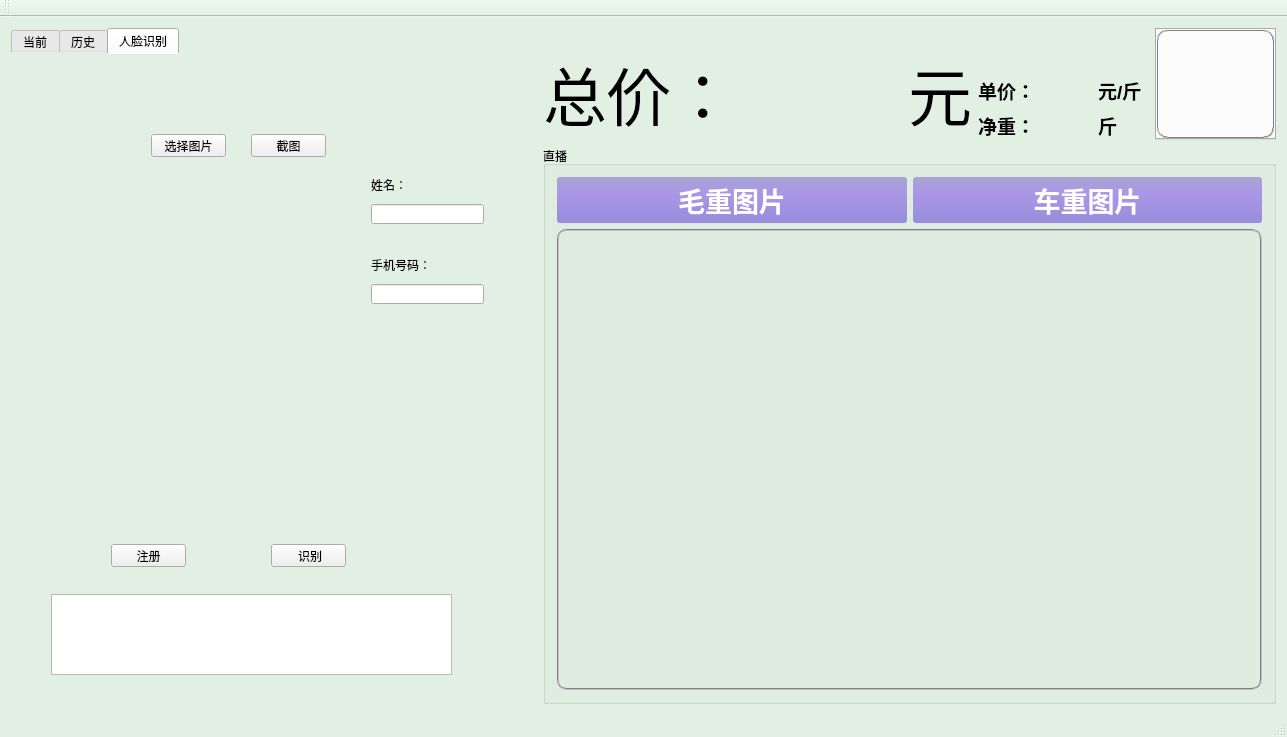
ljhuan/WasteRecycle, file wasterecycle.ui: the form before one commit.
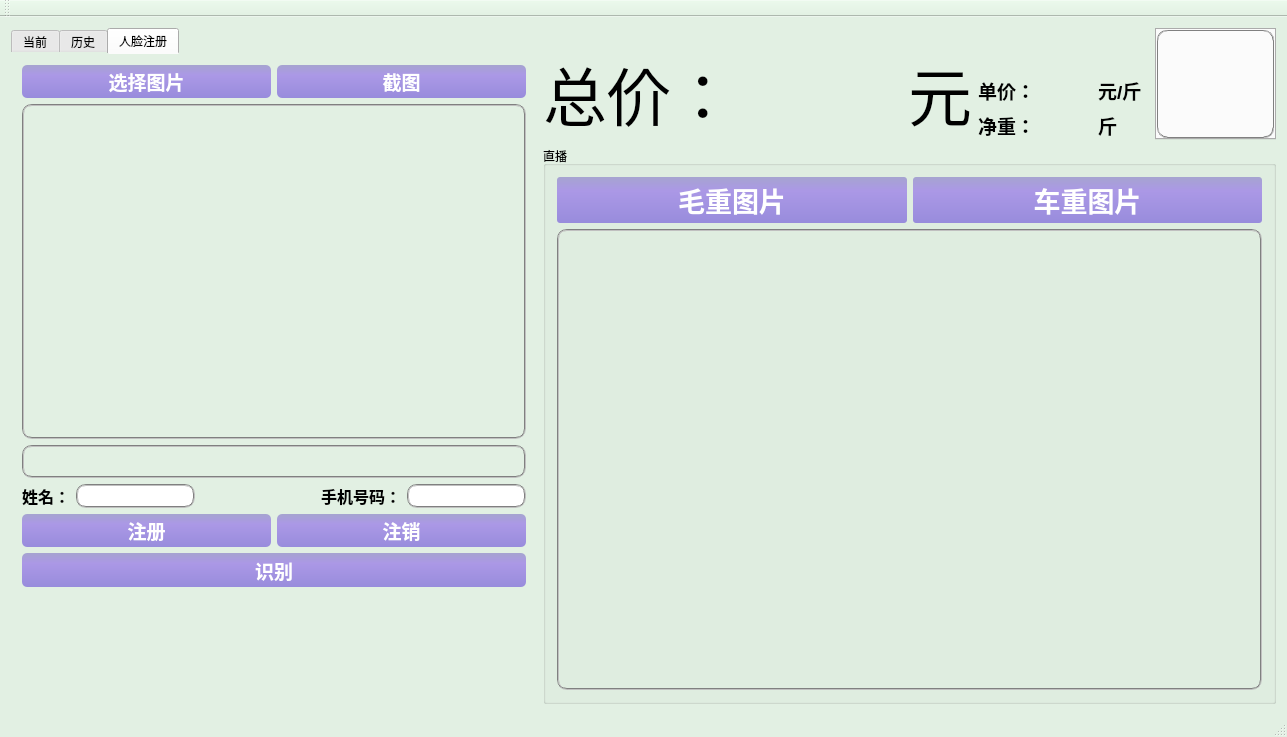
The form after the commit.

The edit to the form file:
```diff
--- a/wasterecycle.ui
+++ b/wasterecycle.ui
@@ -90,7 +90,7 @@
    <string notr="true"/>
   </property>
   <widget class="QWidget" name="centralWidget">
-   <layout class="QHBoxLayout" name="horizontalLayout_9" stretch="0,5">
+   <layout class="QHBoxLayout" name="horizontalLayout_9" stretch="4,6">
     <item>
      <widget class="QTabWidget" name="tabWidget">
       <property name="styleSheet">
@@ -1375,142 +1375,367 @@
       </widget>
       <widget class="QWidget" name="tab_3">
        <attribute name="title">
-        <string>人脸识别</string>
+        <string>人脸注册</string>
        </attribute>
-       <widget class="QLabel" name="lb_phone">
-        <property name="geometry">
-         <rect>
-          <x>360</x>
-          <y>200</y>
-          <width>61</width>
-          <height>21</height>
-         </rect>
-        </property>
-        <property name="text">
-         <string>手机号码：</string>
-        </property>
-       </widget>
-       <widget class="QLabel" name="lb_name">
-        <property name="geometry">
-         <rect>
-          <x>360</x>
-          <y>120</y>
-          <width>41</width>
-          <height>21</height>
-         </rect>
-        </property>
-        <property name="text">
-         <string>姓名：</string>
-        </property>
-       </widget>
-       <widget class="QLabel" name="lb_show">
-        <property name="geometry">
-         <rect>
-          <x>40</x>
-          <y>120</y>
-          <width>311</width>
-          <height>271</height>
-         </rect>
-        </property>
-        <property name="text">
-         <string/>
-        </property>
-       </widget>
-       <widget class="QPushButton" name="btn_capture">
-        <property name="geometry">
-         <rect>
-          <x>240</x>
-          <y>80</y>
-          <width>75</width>
-          <height>23</height>
-         </rect>
-        </property>
-        <property name="text">
-         <string>截图</string>
-        </property>
-       </widget>
-       <widget class="QLineEdit" name="le_name">
-        <property name="geometry">
-         <rect>
-          <x>360</x>
-          <y>150</y>
-          <width>113</width>
-          <height>20</height>
-         </rect>
-        </property>
-       </widget>
-       <widget class="QLineEdit" name="le_phone">
-        <property name="geometry">
-         <rect>
-          <x>360</x>
-          <y>230</y>
-          <width>113</width>
-          <height>20</height>
-         </rect>
-        </property>
-       </widget>
-       <widget class="QPushButton" name="btn_register">
-        <property name="geometry">
-         <rect>
-          <x>100</x>
-          <y>490</y>
-          <width>75</width>
-          <height>23</height>
-         </rect>
-        </property>
-        <property name="text">
-         <string>注册</string>
-        </property>
-       </widget>
-       <widget class="QPushButton" name="btn_analyze">
-        <property name="geometry">
-         <rect>
-          <x>260</x>
-          <y>490</y>
-          <width>75</width>
-          <height>23</height>
-         </rect>
-        </property>
-        <property name="text">
-         <string> 识别</string>
-        </property>
-       </widget>
-       <widget class="QTextBrowser" name="textBrowser">
-        <property name="geometry">
-         <rect>
-          <x>40</x>
-          <y>540</y>
-          <width>401</width>
-          <height>81</height>
-         </rect>
-        </property>
-       </widget>
-       <widget class="QPushButton" name="btn_select">
-        <property name="geometry">
-         <rect>
-          <x>140</x>
-          <y>80</y>
-          <width>75</width>
-          <height>23</height>
-         </rect>
-        </property>
-        <property name="text">
-         <string>选择图片</string>
-        </property>
-       </widget>
-       <widget class="QLabel" name="lb_path">
-        <property name="geometry">
-         <rect>
-          <x>40</x>
-          <y>410</y>
-          <width>391</width>
-          <height>16</height>
-         </rect>
-        </property>
-        <property name="text">
-         <string/>
-        </property>
-       </widget>
+       <layout class="QVBoxLayout" name="verticalLayout_4" stretch="1,10,1,1,1,1,3">
+        <item>
+         <layout class="QHBoxLayout" name="horizontalLayout_13">
+          <item>
+           <widget class="QPushButton" name="btn_select">
+            <property name="sizePolicy">
+             <sizepolicy hsizetype="Minimum" vsizetype="Preferred">
+              <horstretch>0</horstretch>
+              <verstretch>0</verstretch>
+             </sizepolicy>
+            </property>
+            <property name="font">
+             <font>
+              <family>Arial</family>
+              <pointsize>14</pointsize>
+              <weight>75</weight>
+              <bold>true</bold>
+             </font>
+            </property>
+            <property name="styleSheet">
+             <string notr="true">QPushButton{color: rgb(255, 255, 255);
+			background: qlineargradient(x1:0, y1:0, x2:0, y2:1, stop:0 rgb(166,164,208),stop:0.3 rgb(171,152,230), stop:1 rgb(152,140,220));
+            border:1px;
+            border-radius:5px;
+            padding:2px 4px;
+			width:67px;
+			heigt:34px;
+}
+QPushButton:hover{
+            color: rgb(255, 255, 255); 
+            background: qlineargradient(x1:0, y1:0, x2:0, y2:1, stop:0 rgb(130,120,226), stop:0.3 rgb(120,130,230), stop:1 rgb(125,140,226));
+            border:1px;
+            border-radius:5px;
+            padding:2px 4px; 
+        }
+        QPushButton:pressed{
+            color: rgb(255, 255, 255);
+            background: qlineargradient(x1:0, y1:0, x2:0, y2:1, stop:0 rgb(240,156,121), stop:0.3 rgb(220,160,140), stop:1 rgb(230,140,120));
+            border:1px;
+            border-radius:5px;
+            padding:2px 4px;
+        }
+</string>
+            </property>
+            <property name="text">
+             <string>选择图片</string>
+            </property>
+           </widget>
+          </item>
+          <item>
+           <widget class="QPushButton" name="btn_capture">
+            <property name="sizePolicy">
+             <sizepolicy hsizetype="Minimum" vsizetype="Preferred">
+              <horstretch>0</horstretch>
+              <verstretch>0</verstretch>
+             </sizepolicy>
+            </property>
+            <property name="font">
+             <font>
+              <family>Arial</family>
+              <pointsize>14</pointsize>
+              <weight>75</weight>
+              <bold>true</bold>
+             </font>
+            </property>
+            <property name="styleSheet">
+             <string notr="true">QPushButton{color: rgb(255, 255, 255);
+			background: qlineargradient(x1:0, y1:0, x2:0, y2:1, stop:0 rgb(166,164,208),stop:0.3 rgb(171,152,230), stop:1 rgb(152,140,220));
+            border:1px;
+            border-radius:5px;
+            padding:2px 4px;
+			width:67px;
+			heigt:34px;
+}
+QPushButton:hover{
+            color: rgb(255, 255, 255); 
+            background: qlineargradient(x1:0, y1:0, x2:0, y2:1, stop:0 rgb(130,120,226), stop:0.3 rgb(120,130,230), stop:1 rgb(125,140,226));
+            border:1px;
+            border-radius:5px;
+            padding:2px 4px; 
+        }
+        QPushButton:pressed{
+            color: rgb(255, 255, 255);
+            background: qlineargradient(x1:0, y1:0, x2:0, y2:1, stop:0 rgb(240,156,121), stop:0.3 rgb(220,160,140), stop:1 rgb(230,140,120));
+            border:1px;
+            border-radius:5px;
+            padding:2px 4px;
+        }
+</string>
+            </property>
+            <property name="text">
+             <string>截图</string>
+            </property>
+           </widget>
+          </item>
+         </layout>
+        </item>
+        <item>
+         <widget class="QLabel" name="lb_show">
+          <property name="styleSheet">
+           <string notr="true">border:2px groove gray;border-radius:10px;padding:0px 0px;</string>
+          </property>
+          <property name="text">
+           <string/>
+          </property>
+         </widget>
+        </item>
+        <item>
+         <widget class="QLabel" name="lb_path">
+          <property name="font">
+           <font>
+            <family>Arial</family>
+            <pointsize>10</pointsize>
+            <weight>75</weight>
+            <bold>true</bold>
+           </font>
+          </property>
+          <property name="styleSheet">
+           <string notr="true">border:2px groove gray;border-radius:10px;padding:2px 4px;</string>
+          </property>
+          <property name="text">
+           <string/>
+          </property>
+         </widget>
+        </item>
+        <item>
+         <layout class="QHBoxLayout" name="horizontalLayout_14">
+          <item>
+           <widget class="QLabel" name="lb_name">
+            <property name="sizePolicy">
+             <sizepolicy hsizetype="Preferred" vsizetype="Fixed">
+              <horstretch>0</horstretch>
+              <verstretch>0</verstretch>
+             </sizepolicy>
+            </property>
+            <property name="font">
+             <font>
+              <family>Arial</family>
+              <pointsize>12</pointsize>
+              <weight>75</weight>
+              <bold>true</bold>
+             </font>
+            </property>
+            <property name="text">
+             <string>姓名：</string>
+            </property>
+           </widget>
+          </item>
+          <item>
+           <widget class="QLineEdit" name="le_name">
+            <property name="styleSheet">
+             <string notr="true">border:2px groove gray;border-radius:10px;padding:2px 4px;</string>
+            </property>
+           </widget>
+          </item>
+          <item>
+           <spacer name="horizontalSpacer_8">
+            <property name="orientation">
+             <enum>Qt::Horizontal</enum>
+            </property>
+            <property name="sizeHint" stdset="0">
+             <size>
+              <width>40</width>
+              <height>20</height>
+             </size>
+            </property>
+           </spacer>
+          </item>
+          <item>
+           <widget class="QLabel" name="lb_phone">
+            <property name="sizePolicy">
+             <sizepolicy hsizetype="Preferred" vsizetype="Fixed">
+              <horstretch>0</horstretch>
+              <verstretch>0</verstretch>
+             </sizepolicy>
+            </property>
+            <property name="font">
+             <font>
+              <family>Arial</family>
+              <pointsize>12</pointsize>
+              <weight>75</weight>
+              <bold>true</bold>
+             </font>
+            </property>
+            <property name="text">
+             <string>手机号码：</string>
+            </property>
+           </widget>
+          </item>
+          <item>
+           <widget class="QLineEdit" name="le_phone">
+            <property name="styleSheet">
+             <string notr="true">border:2px groove gray;border-radius:10px;padding:2px 4px;</string>
+            </property>
+           </widget>
+          </item>
+         </layout>
+        </item>
+        <item>
+         <layout class="QHBoxLayout" name="horizontalLayout_15">
+          <item>
+           <widget class="QPushButton" name="btn_register">
+            <property name="sizePolicy">
+             <sizepolicy hsizetype="Minimum" vsizetype="Preferred">
+              <horstretch>0</horstretch>
+              <verstretch>0</verstretch>
+             </sizepolicy>
+            </property>
+            <property name="font">
+             <font>
+              <family>Arial</family>
+              <pointsize>14</pointsize>
+              <weight>75</weight>
+              <bold>true</bold>
+             </font>
+            </property>
+            <property name="styleSheet">
+             <string notr="true">QPushButton{color: rgb(255, 255, 255);
+			background: qlineargradient(x1:0, y1:0, x2:0, y2:1, stop:0 rgb(166,164,208),stop:0.3 rgb(171,152,230), stop:1 rgb(152,140,220));
+            border:1px;
+            border-radius:5px;
+            padding:2px 4px;
+			width:67px;
+			heigt:34px;
+}
+QPushButton:hover{
+            color: rgb(255, 255, 255); 
+            background: qlineargradient(x1:0, y1:0, x2:0, y2:1, stop:0 rgb(130,120,226), stop:0.3 rgb(120,130,230), stop:1 rgb(125,140,226));
+            border:1px;
+            border-radius:5px;
+            padding:2px 4px; 
+        }
+        QPushButton:pressed{
+            color: rgb(255, 255, 255);
+            background: qlineargradient(x1:0, y1:0, x2:0, y2:1, stop:0 rgb(240,156,121), stop:0.3 rgb(220,160,140), stop:1 rgb(230,140,120));
+            border:1px;
+            border-radius:5px;
+            padding:2px 4px;
+        }
+</string>
+            </property>
+            <property name="text">
+             <string>注册</string>
+            </property>
+           </widget>
+          </item>
+          <item>
+           <widget class="QPushButton" name="btn_logout">
+            <property name="sizePolicy">
+             <sizepolicy hsizetype="Minimum" vsizetype="Preferred">
+              <horstretch>0</horstretch>
+              <verstretch>0</verstretch>
+             </sizepolicy>
+            </property>
+            <property name="font">
+             <font>
+              <family>Arial</family>
+              <pointsize>14</pointsize>
+              <weight>75</weight>
+              <bold>true</bold>
+             </font>
+            </property>
+            <property name="styleSheet">
+             <string notr="true">QPushButton{color: rgb(255, 255, 255);
+			background: qlineargradient(x1:0, y1:0, x2:0, y2:1, stop:0 rgb(166,164,208),stop:0.3 rgb(171,152,230), stop:1 rgb(152,140,220));
+            border:1px;
+            border-radius:5px;
+            padding:2px 4px;
+			width:67px;
+			heigt:34px;
+}
+QPushButton:hover{
+            color: rgb(255, 255, 255); 
+            background: qlineargradient(x1:0, y1:0, x2:0, y2:1, stop:0 rgb(130,120,226), stop:0.3 rgb(120,130,230), stop:1 rgb(125,140,226));
+            border:1px;
+            border-radius:5px;
+            padding:2px 4px; 
+        }
+        QPushButton:pressed{
+            color: rgb(255, 255, 255);
+            background: qlineargradient(x1:0, y1:0, x2:0, y2:1, stop:0 rgb(240,156,121), stop:0.3 rgb(220,160,140), stop:1 rgb(230,140,120));
+            border:1px;
+            border-radius:5px;
+            padding:2px 4px;
+        }
+</string>
+            </property>
+            <property name="text">
+             <string>注销</string>
+            </property>
+           </widget>
+          </item>
+         </layout>
+        </item>
+        <item>
+         <widget class="QPushButton" name="btn_analyze">
+          <property name="sizePolicy">
+           <sizepolicy hsizetype="Preferred" vsizetype="Preferred">
+            <horstretch>0</horstretch>
+            <verstretch>0</verstretch>
+           </sizepolicy>
+          </property>
+          <property name="font">
+           <font>
+            <family>Arial</family>
+            <pointsize>14</pointsize>
+            <weight>75</weight>
+            <bold>true</bold>
+           </font>
+          </property>
+          <property name="styleSheet">
+           <string notr="true">QPushButton{color: rgb(255, 255, 255);
+			background: qlineargradient(x1:0, y1:0, x2:0, y2:1, stop:0 rgb(166,164,208),stop:0.3 rgb(171,152,230), stop:1 rgb(152,140,220));
+            border:1px;
+            border-radius:5px;
+            padding:2px 4px;
+			width:67px;
+			heigt:34px;
+}
+QPushButton:hover{
+            color: rgb(255, 255, 255); 
+            background: qlineargradient(x1:0, y1:0, x2:0, y2:1, stop:0 rgb(130,120,226), stop:0.3 rgb(120,130,230), stop:1 rgb(125,140,226));
+            border:1px;
+            border-radius:5px;
+            padding:2px 4px; 
+        }
+        QPushButton:pressed{
+            color: rgb(255, 255, 255);
+            background: qlineargradient(x1:0, y1:0, x2:0, y2:1, stop:0 rgb(240,156,121), stop:0.3 rgb(220,160,140), stop:1 rgb(230,140,120));
+            border:1px;
+            border-radius:5px;
+            padding:2px 4px;
+        }
+</string>
+          </property>
+          <property name="text">
+           <string>识别</string>
+          </property>
+         </widget>
+        </item>
+        <item>
+         <widget class="QLabel" name="lb_similarity">
+          <property name="font">
+           <font>
+            <family>Arial</family>
+            <pointsize>24</pointsize>
+            <weight>75</weight>
+            <bold>true</bold>
+           </font>
+          </property>
+          <property name="text">
+           <string/>
+          </property>
+          <property name="alignment">
+           <set>Qt::AlignCenter</set>
+          </property>
+         </widget>
+        </item>
+       </layout>
       </widget>
      </widget>
     </item>
```
Left out of the diff: 51 changed lines with no effect on the pictures.
